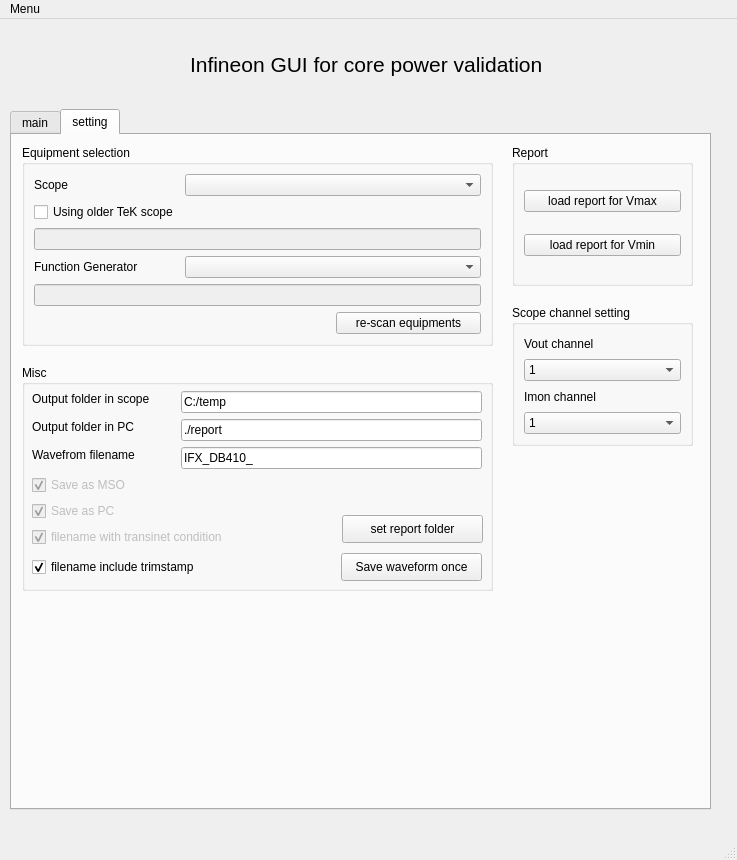
Old version of the form PySide2_DB410_ui.ui in the repository a9202507/ifx_gui_for_core_power_validation.
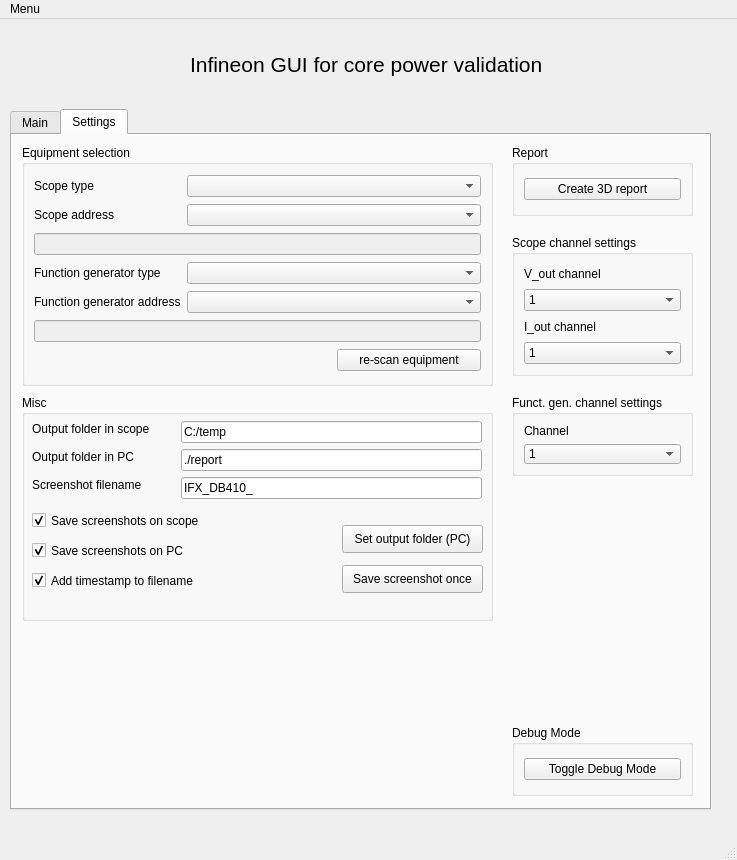
New version of the form. Icons and pictures are not drawn.

Commit message: GUI update: fix typos, combobox for instrument type selection, add channel selection for funtion gen; New init_scope and init_function_gen functions to prepare for addition of new equipment.

The edit to the form file:
```diff
--- a/PySide2_DB410_ui.ui
+++ b/PySide2_DB410_ui.ui
@@ -70,7 +70,7 @@
     </property>
     <widget class="QWidget" name="tab">
      <attribute name="title">
-      <string>main</string>
+      <string>Main</string>
      </attribute>
      <widget class="QGroupBox" name="groupBox_3">
       <property name="geometry">
@@ -367,7 +367,7 @@
     </widget>
     <widget class="QWidget" name="tab_2">
      <attribute name="title">
-      <string>setting</string>
+      <string>Settings</string>
      </attribute>
      <widget class="QGroupBox" name="groupBox_2">
       <property name="geometry">
@@ -375,27 +375,14 @@
         <x>10</x>
         <y>10</y>
         <width>471</width>
-        <height>201</height>
+        <height>241</height>
        </rect>
       </property>
       <property name="title">
        <string>Equipment selection</string>
       </property>
       <layout class="QGridLayout" name="gridLayout">
-       <item row="5" column="2">
-        <widget class="QPushButton" name="pushButton_6">
-         <property name="enabled">
-          <bool>true</bool>
-         </property>
-         <property name="text">
-          <string>re-scan equipments</string>
-         </property>
-        </widget>
-       </item>
-       <item row="3" column="1" colspan="2">
-        <widget class="QComboBox" name="comboBox_2"/>
-       </item>
-       <item row="2" column="0" colspan="3">
+       <item row="3" column="0" colspan="3">
         <widget class="QLineEdit" name="lineEdit_28">
          <property name="enabled">
           <bool>false</bool>
@@ -405,24 +392,34 @@
          </property>
         </widget>
        </item>
-       <item row="3" column="0">
-        <widget class="QLabel" name="label_2">
-         <property name="text">
-          <string>Function Generator</string>
-         </property>
-        </widget>
-       </item>
-       <item row="0" column="1" colspan="2">
-        <widget class="QComboBox" name="comboBox"/>
-       </item>
        <item row="0" column="0">
         <widget class="QLabel" name="label_3">
          <property name="text">
-          <string>Scope</string>
+          <string>Scope type</string>
          </property>
         </widget>
        </item>
-       <item row="4" column="0" colspan="3">
+       <item row="0" column="1" colspan="2">
+        <widget class="QComboBox" name="comboBox_6"/>
+       </item>
+       <item row="8" column="2">
+        <widget class="QPushButton" name="pushButton_6">
+         <property name="enabled">
+          <bool>true</bool>
+         </property>
+         <property name="text">
+          <string>re-scan equipment</string>
+         </property>
+        </widget>
+       </item>
+       <item row="4" column="0">
+        <widget class="QLabel" name="label_2">
+         <property name="text">
+          <string>Function generator type</string>
+         </property>
+        </widget>
+       </item>
+       <item row="7" column="0" colspan="3">
         <widget class="QLineEdit" name="lineEdit_29">
          <property name="enabled">
           <bool>false</bool>
@@ -433,28 +430,35 @@
         </widget>
        </item>
        <item row="1" column="0">
-        <widget class="QCheckBox" name="checkBox_6">
-         <property name="enabled">
-          <bool>true</bool>
+        <widget class="QLabel" name="label_22">
+         <property name="text">
+          <string>Scope address</string>
          </property>
+        </widget>
+       </item>
+       <item row="1" column="1" colspan="2">
+        <widget class="QComboBox" name="comboBox"/>
+       </item>
+       <item row="5" column="0">
+        <widget class="QLabel" name="label_24">
          <property name="text">
-          <string>Using older TeK scope</string>
+          <string>Function generator address</string>
          </property>
-         <property name="checkable">
-          <bool>true</bool>
-         </property>
-         <property name="checked">
-          <bool>false</bool>
-         </property>
         </widget>
        </item>
+       <item row="5" column="1" colspan="2">
+        <widget class="QComboBox" name="comboBox_2"/>
+       </item>
+       <item row="4" column="1" colspan="2">
+        <widget class="QComboBox" name="comboBox_7"/>
+       </item>
       </layout>
      </widget>
      <widget class="QGroupBox" name="groupBox_4">
       <property name="geometry">
        <rect>
         <x>10</x>
-        <y>230</y>
+        <y>260</y>
         <width>471</width>
         <height>226</height>
        </rect>
@@ -464,18 +468,18 @@
       </property>
       <widget class="QCheckBox" name="checkBox_4">
        <property name="enabled">
-        <bool>false</bool>
+        <bool>true</bool>
        </property>
        <property name="geometry">
         <rect>
          <x>10</x>
          <y>110</y>
-         <width>103</width>
-         <height>20</height>
+         <width>201</width>
+         <height>31</height>
         </rect>
        </property>
        <property name="text">
-        <string>Save as MSO</string>
+        <string>Save screenshots on scope</string>
        </property>
        <property name="checked">
         <bool>true</bool>
@@ -483,18 +487,18 @@
       </widget>
       <widget class="QCheckBox" name="checkBox_5">
        <property name="enabled">
-        <bool>false</bool>
+        <bool>true</bool>
        </property>
        <property name="geometry">
         <rect>
          <x>10</x>
-         <y>136</y>
-         <width>91</width>
-         <height>20</height>
+         <y>140</y>
+         <width>201</width>
+         <height>31</height>
         </rect>
        </property>
        <property name="text">
-        <string>Save as PC</string>
+        <string>Save screenshots on PC</string>
        </property>
        <property name="checked">
         <bool>true</bool>
@@ -510,45 +514,20 @@
         </rect>
        </property>
        <property name="text">
-        <string>Wavefrom filename</string>
-       </property>
-      </widget>
-      <widget class="QCheckBox" name="checkBox">
-       <property name="enabled">
-        <bool>false</bool>
-       </property>
-       <property name="geometry">
-        <rect>
-         <x>10</x>
-         <y>162</y>
-         <width>213</width>
-         <height>20</height>
-        </rect>
-       </property>
-       <property name="text">
-        <string>filename with transinet condition</string>
-       </property>
-       <property name="checkable">
-        <bool>true</bool>
-       </property>
-       <property name="checked">
-        <bool>true</bool>
-       </property>
-       <property name="tristate">
-        <bool>false</bool>
+        <string>Screenshot filename</string>
        </property>
       </widget>
       <widget class="QCheckBox" name="checkBox_2">
        <property name="geometry">
         <rect>
          <x>10</x>
-         <y>192</y>
-         <width>182</width>
-         <height>20</height>
+         <y>170</y>
+         <width>201</width>
+         <height>31</height>
         </rect>
        </property>
        <property name="text">
-        <string>filename include trimstamp</string>
+        <string>Add timestamp to filename</string>
        </property>
        <property name="checked">
         <bool>true</bool>
@@ -560,14 +539,14 @@
        </property>
        <property name="geometry">
         <rect>
-         <x>319</x>
-         <y>188</y>
+         <x>320</x>
+         <y>170</y>
          <width>141</width>
          <height>28</height>
         </rect>
        </property>
        <property name="text">
-        <string>Save waveform once</string>
+        <string>Save screenshot once</string>
        </property>
       </widget>
       <widget class="QLineEdit" name="lineEdit_27">
@@ -651,13 +630,13 @@
        <property name="geometry">
         <rect>
          <x>320</x>
-         <y>150</y>
+         <y>130</y>
          <width>141</width>
          <height>28</height>
         </rect>
        </property>
        <property name="text">
-        <string>set report folder</string>
+        <string>Set output folder (PC)</string>
        </property>
       </widget>
      </widget>
@@ -667,7 +646,7 @@
         <x>500</x>
         <y>10</y>
         <width>181</width>
-        <height>141</height>
+        <height>71</height>
        </rect>
       </property>
       <property name="title">
@@ -680,17 +659,7 @@
           <bool>true</bool>
          </property>
          <property name="text">
-          <string>load report for Vmax</string>
-         </property>
-        </widget>
-       </item>
-       <item>
-        <widget class="QPushButton" name="pushButton_10">
-         <property name="enabled">
-          <bool>true</bool>
-         </property>
-         <property name="text">
-          <string>load report for Vmin</string>
+          <string>Create 3D report</string>
          </property>
         </widget>
        </item>
@@ -700,19 +669,19 @@
       <property name="geometry">
        <rect>
         <x>500</x>
-        <y>170</y>
+        <y>100</y>
         <width>181</width>
         <height>141</height>
        </rect>
       </property>
       <property name="title">
-       <string>Scope channel setting</string>
+       <string>Scope channel settings</string>
       </property>
       <layout class="QVBoxLayout" name="verticalLayout_2">
        <item>
         <widget class="QLabel" name="label_19">
          <property name="text">
-          <string>Vout channel</string>
+          <string>V_out channel</string>
          </property>
         </widget>
        </item>
@@ -763,7 +732,7 @@
        <item>
         <widget class="QLabel" name="label_20">
          <property name="text">
-          <string>Imon channel</string>
+          <string>I_out channel</string>
          </property>
         </widget>
        </item>
@@ -813,6 +782,67 @@
        </item>
       </layout>
      </widget>
+     <widget class="QGroupBox" name="groupBox_9">
+      <property name="geometry">
+       <rect>
+        <x>500</x>
+        <y>260</y>
+        <width>181</width>
+        <height>81</height>
+       </rect>
+      </property>
+      <property name="title">
+       <string>Funct. gen. channel settings</string>
+      </property>
+      <layout class="QVBoxLayout" name="verticalLayout_3">
+       <item>
+        <widget class="QLabel" name="label_21">
+         <property name="text">
+          <string>Channel</string>
+         </property>
+        </widget>
+       </item>
+       <item>
+        <widget class="QComboBox" name="comboBox_5">
+         <item>
+          <property name="text">
+           <string>1</string>
+          </property>
+         </item>
+         <item>
+          <property name="text">
+           <string>2</string>
+          </property>
+         </item>
+        </widget>
+       </item>
+      </layout>
+     </widget>
+     <widget class="QGroupBox" name="groupBox_10">
+      <property name="geometry">
+       <rect>
+        <x>500</x>
+        <y>590</y>
+        <width>181</width>
+        <height>71</height>
+       </rect>
+      </property>
+      <property name="title">
+       <string>Debug Mode</string>
+      </property>
+      <layout class="QVBoxLayout" name="verticalLayout_4">
+       <item>
+        <widget class="QPushButton" name="pushButton_10">
+         <property name="enabled">
+          <bool>true</bool>
+         </property>
+         <property name="text">
+          <string>Toggle Debug Mode</string>
+         </property>
+        </widget>
+       </item>
+      </layout>
+     </widget>
     </widget>
    </widget>
   </widget>
```
Left out of the diff: 30 changed lines with no effect on the pictures. The commit also changes 4 other files.
